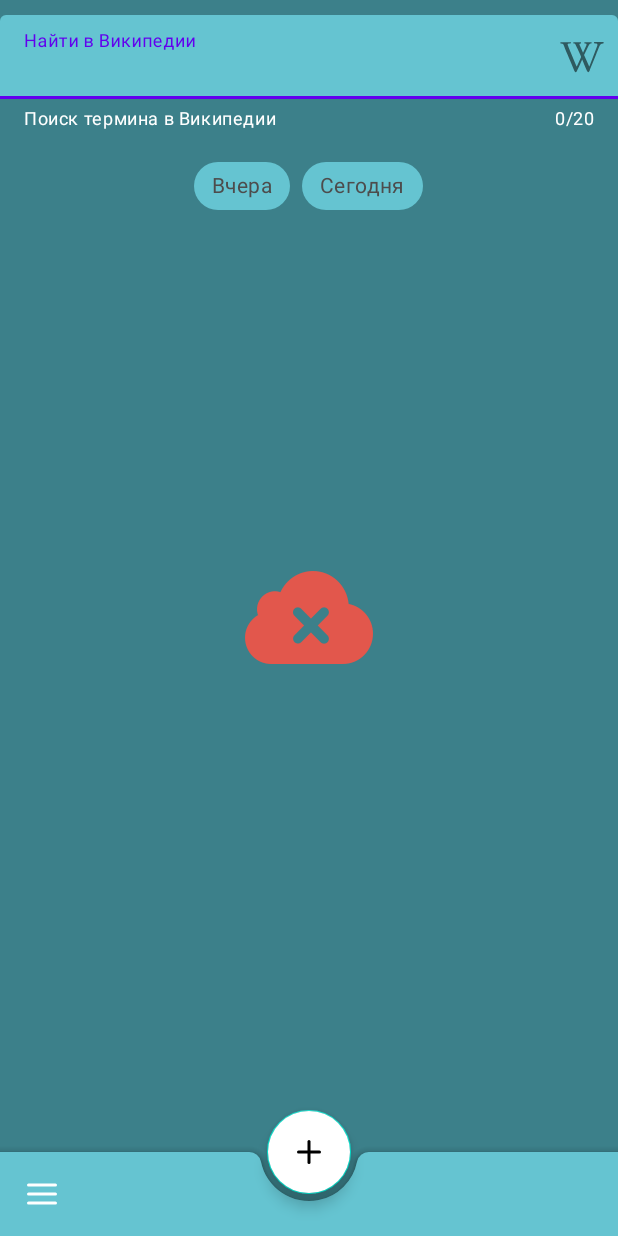
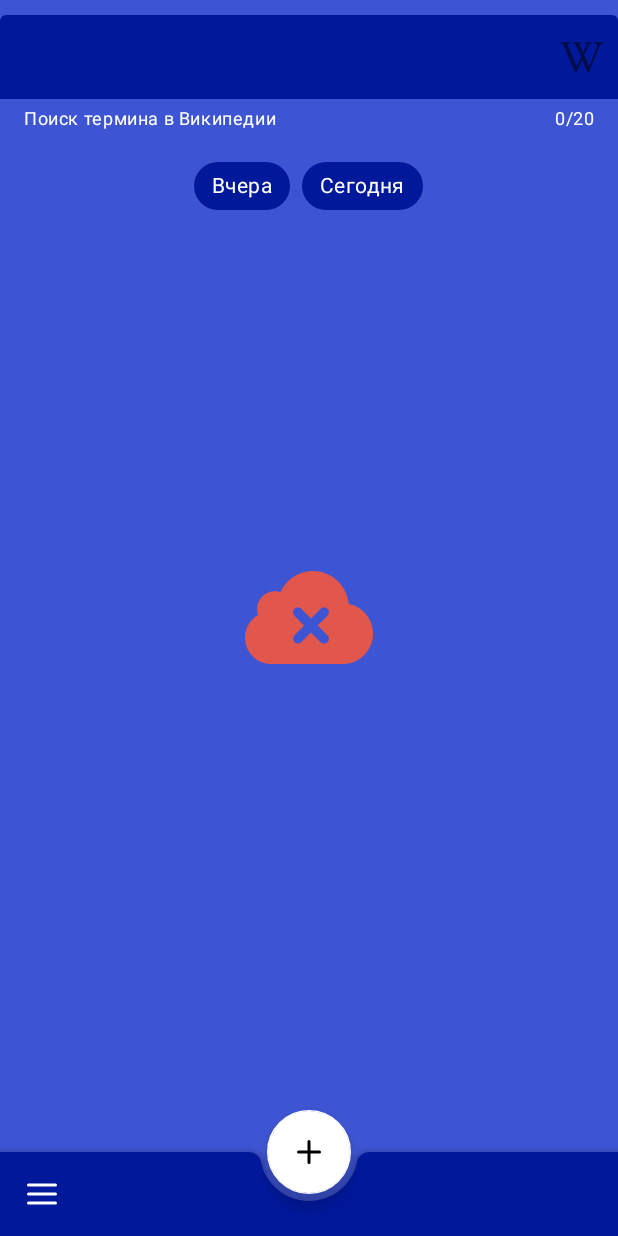
Before and after one commit to wowus94/PictureOfTheDayMy, an Android app: the screen it shows after launch (MainActivity), on a phone screen of 412 x 824 dp. Run offline under Robolectric (Android 15) with nearby library versions, the phone set to English and light mode, and no system bars; pictures from the network do not load; 1 statement that could not run was skipped.

Commit message:
ДЗ 2 * Создал темы

```diff
--- a/app/src/main/AndroidManifest.xml
+++ b/app/src/main/AndroidManifest.xml
@@ -13,7 +13,7 @@
         android:label="@string/app_name"
         android:roundIcon="@mipmap/ic_launcher_round"
         android:supportsRtl="true"
-        android:theme="@style/Theme.PictureOfTheDayMy"
+        android:theme="@style/Theme.Default"
         tools:targetApi="31">
         <activity
             android:name=".MainActivity"
--- a/app/src/main/res/layout/fragment_picture.xml
+++ b/app/src/main/res/layout/fragment_picture.xml
@@ -3,8 +3,8 @@
     xmlns:app="http://schemas.android.com/apk/res-auto"
     xmlns:tools="http://schemas.android.com/tools"
     android:layout_width="match_parent"
+    android:background="?fonColor"
     android:layout_height="match_parent"
-    android:background="@color/background_color"
     tools:context=".view.PictureOfTheDayFragment">
 
     <com.google.android.material.textfield.TextInputLayout
@@ -13,8 +13,8 @@
         android:layout_height="wrap_content"
         android:hint="@string/search_wiki"
         android:paddingTop="@dimen/padding_wiki_top"
-        android:textColorHint="@color/color_hint"
-        app:boxBackgroundColor="@color/color_box"
+        android:textColorHint="?secondColor"
+        app:boxBackgroundColor="?mainColor"
         app:counterEnabled="true"
         app:counterMaxLength="20"
         app:counterTextColor="@color/white"
@@ -50,8 +50,7 @@
             android:layout_width="match_parent"
             android:layout_height="wrap_content"
             android:text="@string/yesterday"
-            android:textColor="@color/color_chips_text"
-            app:chipBackgroundColor="@color/chip_color" />
+            android:textColor="@color/color_chips_text"/>
 
         <com.google.android.material.chip.Chip
             android:id="@+id/today"
@@ -59,8 +58,7 @@
             android:layout_width="wrap_content"
             android:layout_height="wrap_content"
             android:text="@string/today"
-            android:textColor="@color/color_chips_text"
-            app:chipBackgroundColor="@color/chip_color" />
+            android:textColor="@color/color_chips_text"/>
     </com.google.android.material.chip.ChipGroup>
 
     <com.example.pictureofthedaymy.utils.MyImageView
@@ -79,7 +77,7 @@
         android:layout_width="match_parent"
         android:layout_height="?actionBarSize"
         android:layout_gravity="bottom"
-        app:backgroundTint="@color/color_box"
+        app:backgroundTint="?mainColor"
         app:fabAlignmentMode="center"
         app:navigationIcon="@drawable/ic_hamburger_menu_bottom_bar" />
 
--- a/app/src/main/res/values-v29/themes.xml
+++ b/app/src/main/res/values-v29/themes.xml
@@ -1,17 +1,43 @@
 <resources xmlns:tools="http://schemas.android.com/tools">
 
-    <style name="Theme.PictureOfTheDayMy" parent="Base.Theme.PictureOfTheDayMy">
+    <style name="Base.Theme.PictureOfTheDayMy" parent="Theme.MaterialComponents.DayNight.NoActionBar">
+        <item name="colorPrimary">?mainColor</item>
+        <item name="colorPrimaryVariant">?secondColor</item>
+        <item name="colorOnPrimary">?secondColor</item>
+        <item name="colorSecondary">?secondColor</item>
+        <item name="colorSecondaryVariant">?secondColor</item>
 
+        <item name="colorOnSecondary">@color/black</item>
         <item name="android:navigationBarColor">@color/black</item>
-        <item name="android:statusBarColor">@color/background_color</item>
-        <item name="android:windowLightStatusBar">?attr/isLightTheme</item>
+        <item name="android:statusBarColor" tools:targetApi="l">?mainColor</item>        <item name="android:windowLightStatusBar">?attr/isLightTheme</item>
         <item name="chipStyle">@style/MyChipStyle</item>
         <item name="navigationIcon">@style/MyChipStyle</item>
     </style>
 
     <style name="MyChipStyle" parent="Widget.MaterialComponents.Chip.Filter">
-        <item name="chipBackgroundColor">@color/white</item>
-        <item name="rippleColor">#080009</item>
+        <item name="chipBackgroundColor">?mainColor</item>
+        <item name="rippleColor">?secondColor</item>
 
     </style>
+
+    <style name="Theme.Default" parent="Base.Theme.PictureOfTheDayMy">
+        <item name="mainColor">@color/blue</item>
+        <item name="secondColor">@color/white</item>
+        <item name="fonColor">@color/blue_fon</item>
+    </style>
+
+    <style name="Theme.Green" parent="Base.Theme.PictureOfTheDayMy">
+        <item name="mainColor">@color/green</item>
+        <item name="secondColor">@color/gray</item>
+        <item name="fonColor">@color/green_fon</item>
+    </style>
+
+    <style name="Theme.Red" parent="Base.Theme.PictureOfTheDayMy">
+        <item name="mainColor">@color/red</item>
+        <item name="secondColor">@color/black</item>
+        <item name="fonColor">@color/red_fon</item>
+    </style>
+
+
+
 </resources>
--- a/app/src/main/res/values/colors.xml
+++ b/app/src/main/res/values/colors.xml
@@ -1,13 +1,23 @@
 <?xml version="1.0" encoding="utf-8"?>
 <resources>
-    <color name="black">#FF000000</color>
-    <color name="white">#FFFFFFFF</color>
+
     <color name="background_color">#3C808A</color>
     <color name="chip_color">#65C4D1</color>
     <color name="color_box">#65C4D1</color>
     <color name="color_hint">#4D4C4C</color>
-    <color name="color_chips_text">#4D4C4C</color>
+    <color name="color_chips_text">#FFFFFF</color>
+
+    <color name="blue">#00189A</color>
+    <color name="blue_fon">#3E55D3</color>
+    <color name="white">#FFFFFFFF</color>
 
 
+    <color name="green">#338700</color>
+    <color name="green_fon">#A9D58F</color>
+    <color name="gray">#50514F</color>
+
+    <color name="red">#CA0E00</color>
+    <color name="red_fon">#EA6D6D</color>
+    <color name="black">#FF000000</color>
 
 </resources>
--- a/app/src/main/res/values/themes.xml
+++ b/app/src/main/res/values/themes.xml
@@ -4,6 +4,6 @@
 
     </style>
 
-    <style name="Theme.PictureOfTheDayMy" parent="Base.Theme.PictureOfTheDayMy" />
+    <style name="Theme.Default." parent="Base.Theme.PictureOfTheDayMy" />
 
 </resources>
```
Also changed, not shown: app/src/main/res/values/attr.xml (added, +7 -0 lines).
